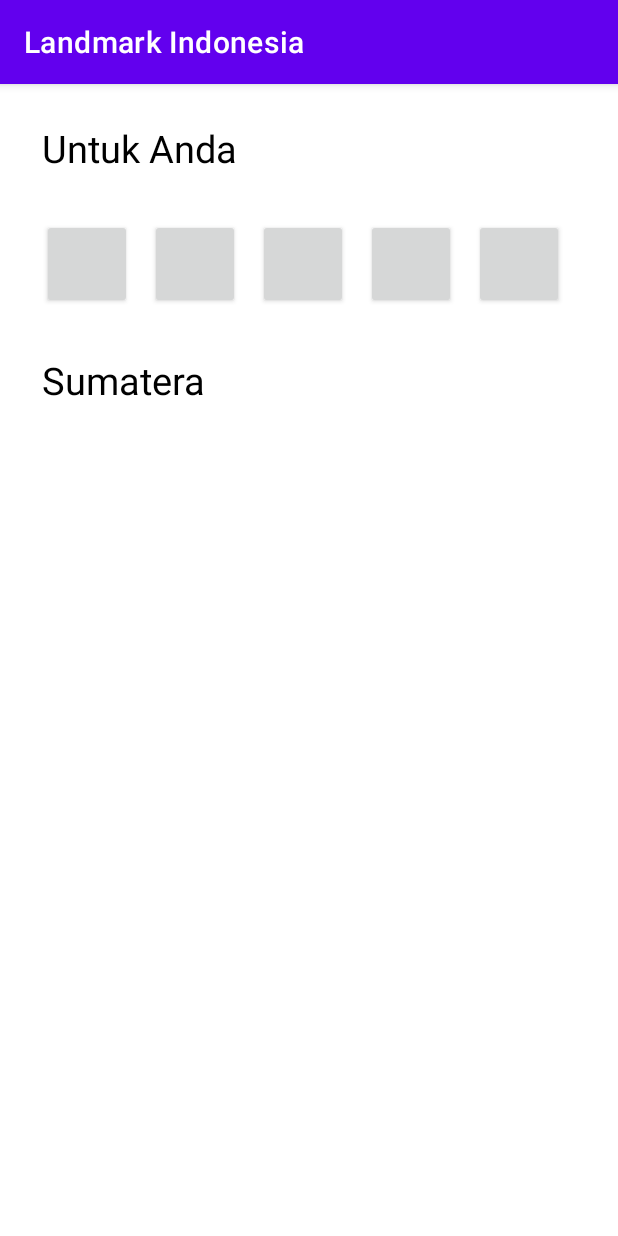
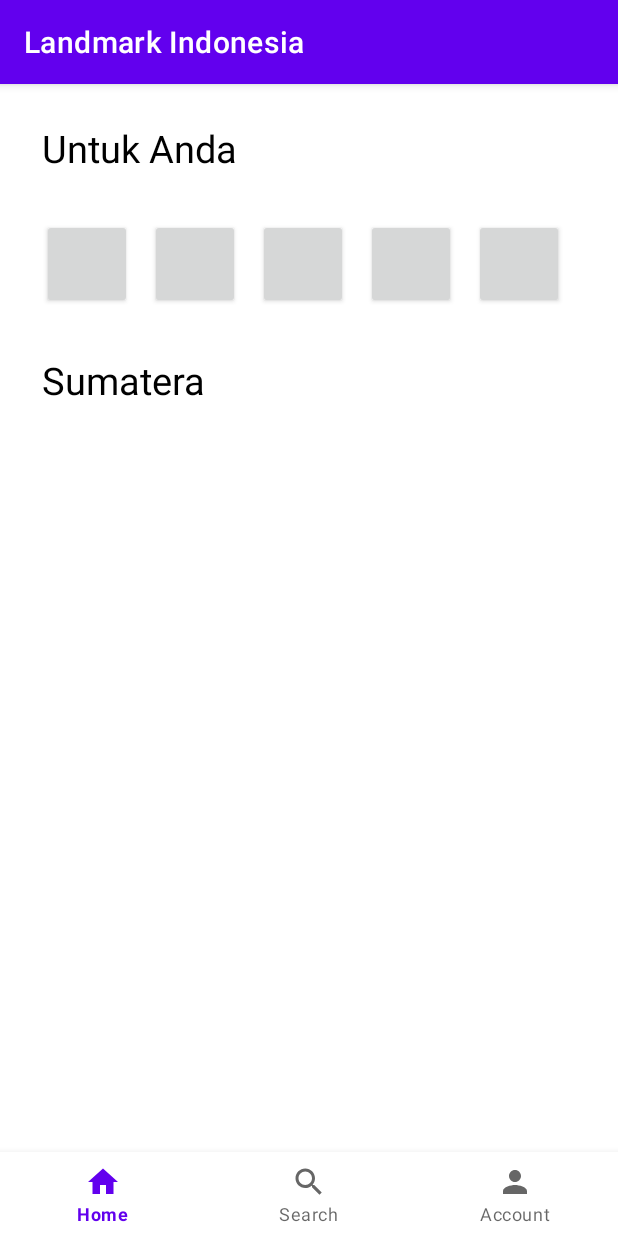
Before and after one commit to TDCPaciato/All-in-Parlay, an Android app: the HomeActivity screen opened directly, with no data from a screen before it, on a phone screen of 412 x 824 dp. Run offline under Robolectric (Android 15) with nearby library versions, the phone set to English and light mode, and no system bars.

Commit message:
nav button

```diff
--- a/LandmarkIndonesia/app/src/main/java/allinparlay/if5b/landmarkindonesia/activities/HomeActivity.java
+++ b/LandmarkIndonesia/app/src/main/java/allinparlay/if5b/landmarkindonesia/activities/HomeActivity.java
@@ -1,16 +1,48 @@
 package allinparlay.if5b.landmarkindonesia.activities;
 
 import androidx.appcompat.app.AppCompatActivity;
+import androidx.fragment.app.Fragment;
+import androidx.fragment.app.FragmentManager;
+import androidx.fragment.app.FragmentTransaction;
 
 import android.os.Bundle;
+import android.widget.FrameLayout;
 
 import allinparlay.if5b.landmarkindonesia.R;
+import allinparlay.if5b.landmarkindonesia.databinding.ActivityHomeBinding;
 
 public class HomeActivity extends AppCompatActivity {
+    private ActivityHomeBinding binding;
 
     @Override
     protected void onCreate(Bundle savedInstanceState) {
         super.onCreate(savedInstanceState);
-        setContentView(R.layout.activity_home);
+        binding = ActivityHomeBinding.inflate(getLayoutInflater());
+        setContentView(binding.getRoot());
+
+        binding.navView.setOnItemSelectedListener(item -> {
+            switch (item.getItemId()){
+
+                case R.id.navHome:
+                    replaceFragment(new HomeActivity());
+                    break;
+                case R.id.navSearch:
+                    break;
+                case R.id.navAkun:
+                    break;
+            }
+
+
+            return true;
+        });
+    }
+
+    private void replaceFragment(Fragment fragment){
+        FragmentManager fragmentManager = getSupportFragmentManager();
+        FragmentTransaction fragmentTransaction = fragmentManager.beginTransaction();
+        fragmentTransaction.replace(R.id.frame, fragment);
+        fragmentTransaction.commit();
+
+
     }
 }
--- /dev/null
+++ b/LandmarkIndonesia/app/src/main/res/drawable/ic_home_24.xml
@@ -0,0 +1,5 @@
+<vector android:height="24dp" android:tint="#000000"
+    android:viewportHeight="24" android:viewportWidth="24"
+    android:width="24dp" xmlns:android="http://schemas.android.com/apk/res/android">
+    <path android:fillColor="@android:color/white" android:pathData="M10,20v-6h4v6h5v-8h3L12,3 2,12h3v8z"/>
+</vector>
--- /dev/null
+++ b/LandmarkIndonesia/app/src/main/res/drawable/ic_person_24.xml
@@ -0,0 +1,5 @@
+<vector android:height="24dp" android:tint="#000000"
+    android:viewportHeight="24" android:viewportWidth="24"
+    android:width="24dp" xmlns:android="http://schemas.android.com/apk/res/android">
+    <path android:fillColor="@android:color/white" android:pathData="M12,12c2.21,0 4,-1.79 4,-4s-1.79,-4 -4,-4 -4,1.79 -4,4 1.79,4 4,4zM12,14c-2.67,0 -8,1.34 -8,4v2h16v-2c0,-2.66 -5.33,-4 -8,-4z"/>
+</vector>
--- /dev/null
+++ b/LandmarkIndonesia/app/src/main/res/drawable/ic_search_24.xml
@@ -0,0 +1,5 @@
+<vector android:height="24dp" android:tint="#000000"
+    android:viewportHeight="24" android:viewportWidth="24"
+    android:width="24dp" xmlns:android="http://schemas.android.com/apk/res/android">
+    <path android:fillColor="@android:color/white" android:pathData="M15.5,14h-0.79l-0.28,-0.27C15.41,12.59 16,11.11 16,9.5 16,5.91 13.09,3 9.5,3S3,5.91 3,9.5 5.91,16 9.5,16c1.61,0 3.09,-0.59 4.23,-1.57l0.27,0.28v0.79l5,4.99L20.49,19l-4.99,-5zM9.5,14C7.01,14 5,11.99 5,9.5S7.01,5 9.5,5 14,7.01 14,9.5 11.99,14 9.5,14z"/>
+</vector>
--- a/LandmarkIndonesia/app/src/main/res/layout/activity_home.xml
+++ b/LandmarkIndonesia/app/src/main/res/layout/activity_home.xml
@@ -5,6 +5,15 @@ xmlns:tools="http://schemas.android.com/tools"
 android:layout_width="match_parent"
 android:layout_height="match_parent"
 tools:context=".activities.HomeActivity">
+
+    <FrameLayout
+        android:id="@+id/frame"
+        android:layout_width="0dp"
+        android:layout_height="0dp"
+        app:layout_constraintBottom_toTopOf="@+id/nav_view"
+        app:layout_constraintEnd_toEndOf="parent"
+        app:layout_constraintStart_toStartOf="parent"
+        app:layout_constraintTop_toTopOf="parent">
 
         <ScrollView
             android:layout_width="match_parent"
@@ -89,7 +98,22 @@ tools:context=".activities.HomeActivity">
 
         </RelativeLayout>
 
-
         </ScrollView>
 
+    </FrameLayout>
+
+
+
+    <com.google.android.material.bottomnavigation.BottomNavigationView
+        android:id="@+id/nav_view"
+        android:layout_width="match_parent"
+        android:layout_height="wrap_content"
+        app:layout_constraintBottom_toBottomOf="parent"
+        app:layout_constraintEnd_toEndOf="parent"
+        app:layout_constraintStart_toStartOf="parent"
+        app:menu="@menu/nav_menu"
+        />
+
+
+
 </androidx.constraintlayout.widget.ConstraintLayout>
--- /dev/null
+++ b/LandmarkIndonesia/app/src/main/res/menu/nav_menu.xml
@@ -0,0 +1,13 @@
+<?xml version="1.0" encoding="utf-8"?>
+<menu xmlns:android="http://schemas.android.com/apk/res/android">
+
+    <item android:title="Home"
+        android:icon="@drawable/ic_home_24"
+        android:id="@+id/navHome" />
+    <item android:title="Search"
+        android:icon="@drawable/ic_search_24"
+        android:id="@+id/navSearch"/>
+    <item android:title="Account"
+        android:icon="@drawable/ic_person_24"
+        android:id="@+id/navAkun"/>
+</menu>
```
Lines whose indentation alone changed are shown as unchanged.
